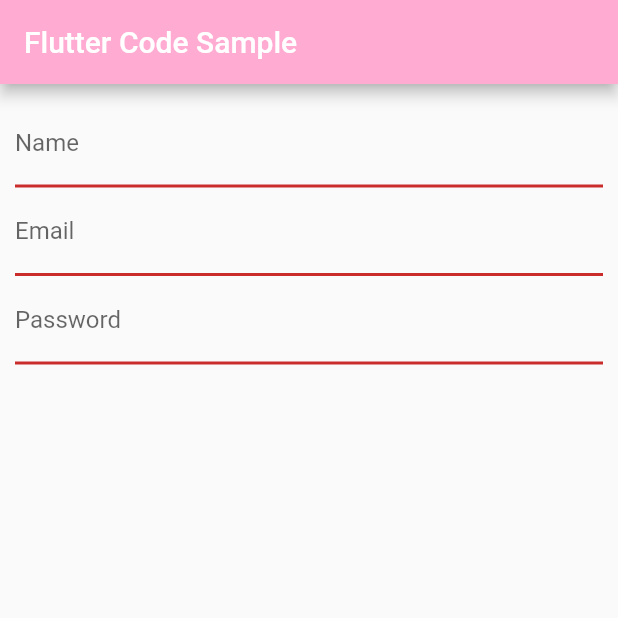
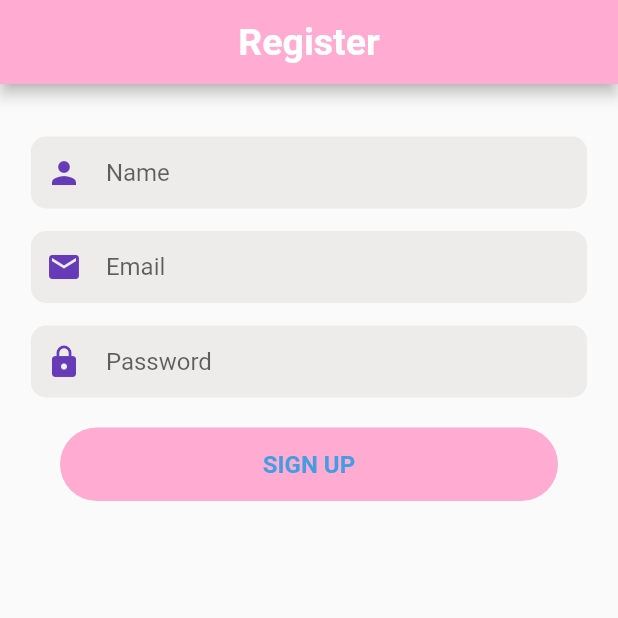
Before and after one commit to nnaaaa/DisneyChatApp, a Flutter app: the screen it shows after launch, on a phone screen of 412 x 824 dp, the top half of it. Run offline on Flutter 3.47's test engine with Material 2 defaults, Android fonts, the phone set to English and light mode, and no system bars; Roboto replaces fonts that are missing (Poppins).

Commit message:
test-sign-up

```diff
--- a/lib/main.dart
+++ b/lib/main.dart
@@ -1,7 +1,7 @@
 import 'package:flutter/material.dart';
 import './styles/color.dart' show CustomColor;
 // import './test.dart';
-import './screens/authenticate/register/index.dart' show Register;
+import './screens/authenticate/register/register.dart' show Register;
 
 void main() {
   runApp(const MyApp());
@@ -13,14 +13,8 @@ class MyApp extends StatelessWidget {
   // This widget is the root of your application.
   @override
   Widget build(BuildContext context) {
-    return MaterialApp(
-        home: Scaffold(
-      appBar: AppBar(
-        backgroundColor: CustomColor.primary,
-        title: const Text('Flutter Code Sample'),
-      ),
-      // add the register screen to the body of the scaffold widget and return it to the main widget to be displayed on the screen
-      body: Register(),
-    ));
+    return const MaterialApp(
+      home: Register(),
+    );
   }
 }
--- /dev/null
+++ b/lib/screens/authenticate/register/component/buttonSign.dart
@@ -0,0 +1,24 @@
+import 'package:flutter/material.dart';
+import 'package:disneymobile/styles/color.dart';
+import 'package:disneymobile/screens/authenticate/widgets/button.dart';
+
+class buttonSign extends StatefulWidget {
+  buttonSign({Key? key}) : super(key: key);
+
+  @override
+  State<buttonSign> createState() => _buttonSignState();
+}
+
+class _buttonSignState extends State<buttonSign> {
+  @override
+  Widget build(BuildContext context) {
+    return CustomButton(
+      accentColor: CustomColor.secondary,
+      text: 'Sign Up',
+      mainColor: CustomColor.primary,
+      onPress: () {
+        print('Register button pressed');
+      },
+    );
+  }
+}
--- /dev/null
+++ b/lib/screens/authenticate/register/component/itemInput.dart
@@ -0,0 +1,41 @@
+import 'package:flutter/material.dart';
+import 'package:disneymobile/styles/color.dart';
+import 'package:disneymobile/screens/authenticate/widgets/input.dart';
+
+class listInput extends StatefulWidget {
+  listInput({Key? key}) : super(key: key);
+
+  @override
+  State<listInput> createState() => _listInputState();
+}
+
+class _listInputState extends State<listInput> {
+  final TextEditingController nameController = TextEditingController();
+  final TextEditingController emailController = TextEditingController();
+  final TextEditingController passwordController = TextEditingController();
+  @override
+  Widget build(BuildContext context) {
+    return Column(
+      children: <Widget>[
+        CustomTextInput(
+          hintText: 'Name',
+          leading: Icons.person,
+          userTyped: (value) => print(value),
+          obscure: false,
+        ),
+        CustomTextInput(
+          hintText: 'Email',
+          leading: Icons.email,
+          userTyped: (value) => print(value),
+          obscure: false,
+        ),
+        CustomTextInput(
+          hintText: 'Password',
+          leading: Icons.lock,
+          userTyped: (value) => print(value),
+          obscure: true,
+        ),
+      ],
+    );
+  }
+}
--- a/lib/screens/authenticate/register/index.dart
+++ /dev/null
@@ -1,36 +0,0 @@
-import 'package:flutter/material.dart';
-import '../widgets/input.dart' show CustomInput;
-
-class Register extends StatefulWidget {
-  const Register({Key? key}) : super(key: key);
-
-  @override
-  State<Register> createState() => _RegisterState();
-}
-
-class _RegisterState extends State<Register> {
-  final TextEditingController nameController = TextEditingController();
-  final TextEditingController emailController = TextEditingController();
-  final TextEditingController passwordController = TextEditingController();
-
-  @override
-  Widget build(BuildContext context) {
-    //create three input fields for name, email and password and add them to a column widget and add it to the body of the scaffold widget and return it to the main widget to be displayed on the screen
-    return Container(
-        padding: const EdgeInsets.all(10),
-        child: Column(children: [
-          CustomInput(
-            controller: nameController,
-            placeholder: 'Name',
-          ),
-          CustomInput(
-            controller: emailController,
-            placeholder: 'Email',
-          ),
-          CustomInput(
-            controller: passwordController,
-            placeholder: 'Password',
-          ),
-        ]));
-  }
-}
--- /dev/null
+++ b/lib/screens/authenticate/register/register.dart
@@ -0,0 +1,38 @@
+import 'package:flutter/material.dart';
+import './component/buttonSign.dart' show buttonSign;
+import './component/itemInput.dart';
+import 'package:disneymobile/styles/color.dart';
+
+class Register extends StatefulWidget {
+  const Register({Key? key}) : super(key: key);
+
+  @override
+  State<Register> createState() => _RegisterState();
+}
+
+class _RegisterState extends State<Register> {
+  @override
+  Widget build(BuildContext context) {
+    return Scaffold(
+      resizeToAvoidBottomInset: false,
+      appBar: AppBar(
+        centerTitle: true,
+        backgroundColor: CustomColor.primary,
+        title: const Text('Register',
+            style: TextStyle(
+                color: Colors.white,
+                fontFamily: 'Poppins',
+                fontWeight: FontWeight.bold,
+                fontSize: 25)),
+      ),
+      body: Container(
+          padding: const EdgeInsets.all(20),
+          child: Column(
+            children: <Widget>[
+              listInput(),
+              buttonSign(),
+            ],
+          )),
+    );
+  }
+}
--- /dev/null
+++ b/lib/screens/authenticate/widgets/button.dart
@@ -0,0 +1,40 @@
+import 'package:flutter/material.dart';
+
+class CustomButton extends StatelessWidget {
+  final Color accentColor;
+  final Color mainColor;
+  final String text;
+  final Function onPress;
+
+  const CustomButton(
+      {Key? key,
+      required this.accentColor,
+      required this.text,
+      required this.mainColor,
+      required this.onPress})
+      : super(key: key);
+
+  @override
+  Widget build(BuildContext context) {
+    return GestureDetector(
+      onTap: () => onPress(),
+      child: Container(
+        margin: const EdgeInsets.all(20),
+        decoration: BoxDecoration(
+            color: mainColor, borderRadius: BorderRadius.circular(50)),
+        width: MediaQuery.of(context).size.width * 0.9,
+        padding: const EdgeInsets.all(15),
+        child: Center(
+          child: Text(
+            text.toUpperCase(),
+            style: TextStyle(
+                fontFamily: 'Poppins',
+                color: accentColor,
+                fontWeight: FontWeight.bold,
+                fontSize: 16),
+          ),
+        ),
+      ),
+    );
+  }
+}
--- a/lib/screens/authenticate/widgets/input.dart
+++ b/lib/screens/authenticate/widgets/input.dart
@@ -1,27 +1,44 @@
 import 'package:flutter/material.dart';
 
-class CustomInput extends StatelessWidget {
-  final TextEditingController controller;
-  final String placeholder;
-  const CustomInput(
-      {Key? key, required this.controller, required this.placeholder})
+class CustomTextInput extends StatelessWidget {
+  final String hintText;
+  final IconData leading;
+  final Function userTyped;
+  final bool obscure;
+  final TextInputType keyboard;
+  const CustomTextInput(
+      {Key? key,
+      required this.hintText,
+      required this.leading,
+      required this.userTyped,
+      required this.obscure,
+      this.keyboard = TextInputType.text})
       : super(key: key);
-
   @override
   Widget build(BuildContext context) {
-    return TextField(
-      controller: controller,
-      decoration: InputDecoration(
-        hintText: placeholder,
-        label: Text(placeholder),
-        hintStyle: const TextStyle(color: Color.fromARGB(249, 226, 64, 64)),
-        enabledBorder: const UnderlineInputBorder(
-          borderSide:
-              BorderSide(color: Color.fromARGB(251, 201, 41, 41), width: 2),
-        ),
-        focusedBorder: const UnderlineInputBorder(
-          borderSide:
-              BorderSide(color: Color.fromARGB(209, 214, 112, 112), width: 2),
+    return Container(
+      margin: const EdgeInsets.only(top: 15),
+      decoration: BoxDecoration(
+        color: const Color.fromARGB(255, 238, 235, 235),
+        borderRadius: BorderRadius.circular(10),
+      ),
+      padding: const EdgeInsets.only(left: 10),
+      width: MediaQuery.of(context).size.width * 0.9,
+      child: TextField(
+        onChanged: ((value) => userTyped(value)),
+        keyboardType: keyboard,
+        onSubmitted: (value) {},
+        obscureText: obscure ? true : false,
+        decoration: InputDecoration(
+          icon: Icon(
+            leading,
+            color: Colors.deepPurple,
+          ),
+          border: InputBorder.none,
+          hintText: hintText,
+          hintStyle: const TextStyle(
+            fontFamily: 'Poppins',
+          ),
         ),
       ),
     );
--- a/lib/test.dart
+++ /dev/null
@@ -1,51 +0,0 @@
-import 'package:flutter/material.dart';
-
-class MyStatelessWidget extends StatelessWidget {
-  const MyStatelessWidget({Key? key}) : super(key: key);
-
-  @override
-  Widget build(BuildContext context) {
-    return Scaffold(
-      appBar: AppBar(title: const Text('LayoutBuilder Example')),
-      body: LayoutBuilder(
-        builder: (BuildContext context, BoxConstraints constraints) {
-          if (constraints.maxWidth > 600) {
-            return _buildWideContainers();
-          } else {
-            return _buildNormalContainer();
-          }
-        },
-      ),
-    );
-  }
-
-  Widget _buildNormalContainer() {
-    return Center(
-      child: Container(
-        height: 100.0,
-        width: 100.0,
-        color: Colors.red,
-      ),
-    );
-  }
-
-  Widget _buildWideContainers() {
-    return Center(
-      child: Row(
-        mainAxisAlignment: MainAxisAlignment.spaceEvenly,
-        children: <Widget>[
-          Container(
-            height: 100.0,
-            width: 100.0,
-            color: Colors.red,
-          ),
-          Container(
-            height: 100.0,
-            width: 100.0,
-            color: Colors.yellow,
-          ),
-        ],
-      ),
-    );
-  }
-}
```
